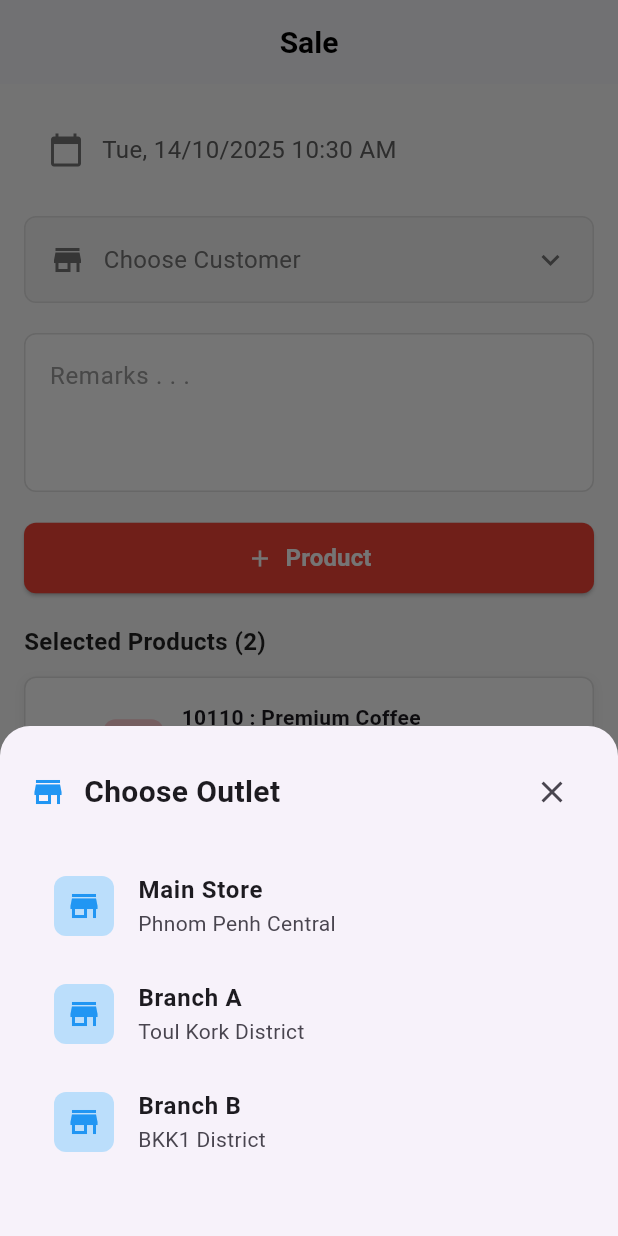
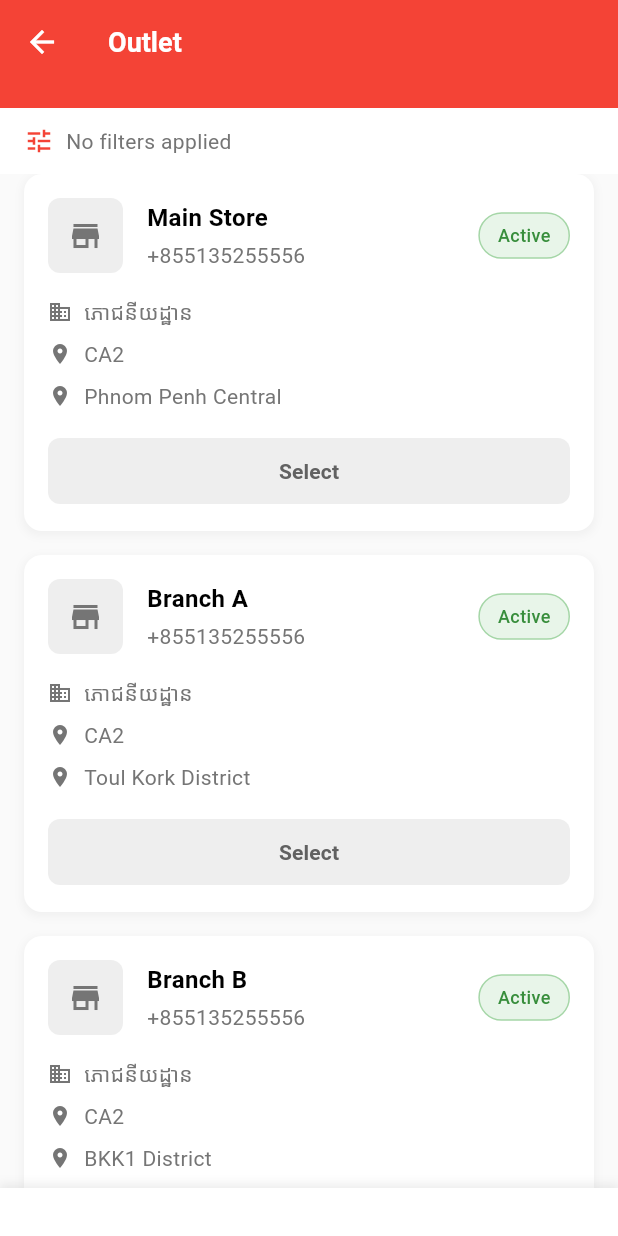
Before and after one commit to VYKETETRORP/Flutter-kh-paint, a Flutter app: the screen it shows after launch, item 2 of the bottom bar chosen, after a tap on "Choose Customer", on a phone screen of 412 x 824 dp. Run offline on Flutter 3.47's test engine with Material 3 defaults, Android fonts, the phone set to English and light mode, and no system bars; our stand-ins replace image_picker, shared_preferences.

Commit message:
outlet form

```diff
--- a/lib/create_sale_form.dart
+++ b/lib/create_sale_form.dart
@@ -3,6 +3,7 @@ import 'package:intl/intl.dart';
 import 'cart_screen.dart';
 import 'item_screen.dart';
 import 'models.dart' as models;
+import 'package:test_form/widgets/outlet_screen.dart';
 
 // Product model
 
@@ -65,24 +66,24 @@ class _CreateSaleFormState extends State<CreateSaleForm> {
   void initState() {
     super.initState();
     // Add initial products to match the screenshot
-    _selectedProducts = [
-      models.Product(
-        id: '1',
-        code: '10110',
-        name: 'Premium Coffee Beans',
-        nameKhmer: 'កាហ្វេគ្រាប់ពិសេស',
-        price: 25.50,
-        quantity: 1,
-      ),
-      models.Product(
-        id: '2',
-        code: '10111',
-        name: 'Organic Tea Leaves',
-        nameKhmer: 'ស្លឹកតែធម្មជាតិ',
-        price: 18.75,
-        quantity: 1,
-      ),
-    ];
+    // _selectedProducts = [
+    //   models.Product(
+    //     id: '1',
+    //     code: '10110',
+    //     name: 'Premium Coffee Beans',
+    //     nameKhmer: 'កាហ្វេគ្រាប់ពិសេស',
+    //     price: 25.50,
+    //     quantity: 1,
+    //   ),
+    //   models.Product(
+    //     id: '2',
+    //     code: '10111',
+    //     name: 'Organic Tea Leaves',
+    //     nameKhmer: 'ស្លឹកតែធម្មជាតិ',
+    //     price: 18.75,
+    //     quantity: 1,
+    //   ),
+    // ];
   }
 
   @override
@@ -98,73 +99,87 @@ class _CreateSaleFormState extends State<CreateSaleForm> {
       (sum, product) => sum + (product.price * product.quantity),
     );
   }
+void _showOutletSelection() {
+  Navigator.push(
+    context,
+    MaterialPageRoute(
+      builder: (context) => OutletSelectionScreen(
+        outlets: _outlets,
+        selectedOutlet: _selectedOutlet,
+        onOutletSelected: (outlet) {
+          setState(() {
+            _selectedOutlet = outlet;
+          });
+        },
+      ),
+    ),
+  );
+}
+  // void _showOutletSelection() {
+  //   showModalBottomSheet(
+  //     context: context,
+  //     shape: RoundedRectangleBorder(
+  //       borderRadius: BorderRadius.vertical(top: Radius.circular(20)),
+  //     ),
+  //     builder: (BuildContext context) {
+  //       return Container(
+  //         padding: EdgeInsets.all(20),
+  //         child: Column(
+  //           mainAxisSize: MainAxisSize.min,
+  //           crossAxisAlignment: CrossAxisAlignment.start,
+  //           children: [
+  //             Row(
+  //               children: [
+  //                 Icon(Icons.store, color: Colors.blue),
+  //                 SizedBox(width: 12),
+  //                 Text(
+  //                   'Choose Outlet',
+  //                   style: TextStyle(fontSize: 20, fontWeight: FontWeight.bold),
+  //                 ),
+  //                 Spacer(),
+  //                 IconButton(
+  //                   onPressed: () => Navigator.pop(context),
+  //                   icon: Icon(Icons.close),
+  //                 ),
+  //               ],
+  //             ),
 
-  // Show outlet selection dialog
-  void _showOutletSelection() {
-    showModalBottomSheet(
-      context: context,
-      shape: RoundedRectangleBorder(
-        borderRadius: BorderRadius.vertical(top: Radius.circular(20)),
-      ),
-      builder: (BuildContext context) {
-        return Container(
-          padding: EdgeInsets.all(20),
-          child: Column(
-            mainAxisSize: MainAxisSize.min,
-            crossAxisAlignment: CrossAxisAlignment.start,
-            children: [
-              Row(
-                children: [
-                  Icon(Icons.store, color: Colors.blue),
-                  SizedBox(width: 12),
-                  Text(
-                    'Choose Outlet',
-                    style: TextStyle(fontSize: 20, fontWeight: FontWeight.bold),
-                  ),
-                  Spacer(),
-                  IconButton(
-                    onPressed: () => Navigator.pop(context),
-                    icon: Icon(Icons.close),
-                  ),
-                ],
-              ),
+  //             SizedBox(height: 16),
 
-              SizedBox(height: 16),
+  //             ..._outlets.map((outlet) {
+  //               return ListTile(
+  //                 leading: Container(
+  //                   padding: EdgeInsets.all(8),
+  //                   decoration: BoxDecoration(
+  //                     color: Colors.blue[100],
+  //                     borderRadius: BorderRadius.circular(8),
+  //                   ),
+  //                   child: Icon(Icons.store, color: Colors.blue),
+  //                 ),
+  //                 title: Text(
+  //                   outlet.name,
+  //                   style: TextStyle(fontWeight: FontWeight.w600),
+  //                 ),
+  //                 subtitle: Text(outlet.address),
+  //                 trailing: _selectedOutlet?.id == outlet.id
+  //                     ? Icon(Icons.check_circle, color: Colors.green)
+  //                     : null,
+  //                 onTap: () {
+  //                   setState(() {
+  //                     _selectedOutlet = outlet;
+  //                   });
+  //                   Navigator.pop(context);
+  //                 },
+  //               );
+  //             }).toList(),
 
-              ..._outlets.map((outlet) {
-                return ListTile(
-                  leading: Container(
-                    padding: EdgeInsets.all(8),
-                    decoration: BoxDecoration(
-                      color: Colors.blue[100],
-                      borderRadius: BorderRadius.circular(8),
-                    ),
-                    child: Icon(Icons.store, color: Colors.blue),
-                  ),
-                  title: Text(
-                    outlet.name,
-                    style: TextStyle(fontWeight: FontWeight.w600),
-                  ),
-                  subtitle: Text(outlet.address),
-                  trailing: _selectedOutlet?.id == outlet.id
-                      ? Icon(Icons.check_circle, color: Colors.green)
-                      : null,
-                  onTap: () {
-                    setState(() {
-                      _selectedOutlet = outlet;
-                    });
-                    Navigator.pop(context);
-                  },
-                );
-              }).toList(),
-
-              SizedBox(height: 20),
-            ],
-          ),
-        );
-      },
-    );
-  }
+  //             SizedBox(height: 20),
+  //           ],
+  //         ),
+  //       );
+  //     },
+  //   );
+  // }
 
   void _showProductSelection() {
     List<String> tempSelectedIds = _selectedProducts.map((p) => p.id).toList();
@@ -1101,7 +1116,7 @@ class _CreateSaleFormState extends State<CreateSaleForm> {
                         ),
                       ),
                     ],
-                    SizedBox(height: 100), // Space for submit button
+                    SizedBox(height: 100),
                   ],
                 ),
               ),
--- a/lib/main.dart
+++ b/lib/main.dart
@@ -7,6 +7,7 @@ import 'services/language_service.dart';
 import 'login.dart';
 import 'create_sale_form.dart';
 import 'item_screen.dart';
+import 'package:test_form/widgets/outlet_screen.dart';
 
 void main() async {
   WidgetsFlutterBinding.ensureInitialized();
--- /dev/null
+++ b/lib/widgets/outlet_screen.dart
@@ -0,0 +1,351 @@
+import 'package:flutter/material.dart';
+import 'package:test_form/models.dart' as models;
+class OutletSelectionScreen extends StatefulWidget {
+  final List<models.Outlet> outlets;
+  final models.Outlet? selectedOutlet;
+  final Function(models.Outlet) onOutletSelected;
+
+  const OutletSelectionScreen({
+    super.key,
+    required this.outlets,
+    this.selectedOutlet,
+    required this.onOutletSelected,
+  });
+
+  @override
+  State<OutletSelectionScreen> createState() => _OutletSelectionScreenState();
+}
+
+class _OutletSelectionScreenState extends State<OutletSelectionScreen> {
+  List<models.Outlet> filteredOutlets = [];
+  TextEditingController searchController = TextEditingController();
+
+  @override
+  void initState() {
+    super.initState();
+    filteredOutlets = widget.outlets;
+  }
+
+  void _filterOutlets(String query) {
+    setState(() {
+      if (query.isEmpty) {
+        filteredOutlets = widget.outlets;
+      } else {
+        filteredOutlets = widget.outlets
+            .where((outlet) =>
+                outlet.name.toLowerCase().contains(query.toLowerCase()) ||
+                outlet.address.toLowerCase().contains(query.toLowerCase()))
+            .toList();
+      }
+    });
+  }
+
+  @override
+  Widget build(BuildContext context) {
+    return Scaffold(
+      backgroundColor: Colors.grey[50],
+      appBar: AppBar(
+        backgroundColor: Colors.red,
+        elevation: 0,
+        leading: IconButton(
+          onPressed: () => Navigator.pop(context),
+          icon: Icon(Icons.arrow_back, color: Colors.white),
+        ),
+        title: Text(
+          'Outlet',
+          style: TextStyle(
+            color: Colors.white,
+            fontSize: 18,
+            fontWeight: FontWeight.w600,
+          ),
+        ),
+        // actions: [
+        //   IconButton(
+        //     onPressed: () {
+        //       // Map view functionality
+        //     },
+        //     icon: Icon(Icons.map_outlined, color: Colors.white),
+        //   ),
+        //   IconButton(
+        //     onPressed: () {
+        //       // Add new outlet functionality
+        //     },
+        //     icon: Icon(Icons.add, color: Colors.white),
+        //   ),
+        // ],
+      ),
+      body: Column(
+        children: [
+          // Search Section
+          Container(
+            color: Colors.red,
+            padding: EdgeInsets.fromLTRB(16, 0, 16, 16),
+            child: Container(
+              decoration: BoxDecoration(
+                color: Colors.white,
+                borderRadius: BorderRadius.circular(8),
+              ),
+              // child: TextField(
+              //   controller: searchController,
+              //   onChanged: _filterOutlets,
+              //   decoration: InputDecoration(
+              //     hintText: 'Search',
+              //     hintStyle: TextStyle(color: Colors.grey[500]),
+              //     prefixIcon: Icon(Icons.search, color: Colors.grey[500]),
+              //     border: InputBorder.none,
+              //     contentPadding: EdgeInsets.symmetric(
+              //       horizontal: 16,
+              //       vertical: 12,
+              //     ),
+              //   ),
+              // ),
+            ),
+          ),
+
+          // Filter Section
+          Container(
+            color: Colors.white,
+            padding: EdgeInsets.symmetric(horizontal: 16, vertical: 12),
+            child: Row(
+              children: [
+                Icon(Icons.tune, color: Colors.red, size: 20),
+                SizedBox(width: 8),
+                Text(
+                  'No filters applied',
+                  style: TextStyle(
+                    color: Colors.grey[600],
+                    fontSize: 14,
+                  ),
+                ),
+              ],
+            ),
+          ),
+
+          // Outlets List
+          Expanded(
+            child: ListView.builder(
+              padding: EdgeInsets.symmetric(horizontal: 16),
+              itemCount: filteredOutlets.length,
+              itemBuilder: (context, index) {
+                final outlet = filteredOutlets[index];
+                final isSelected = widget.selectedOutlet?.id == outlet.id;
+
+                return Container(
+                  margin: EdgeInsets.only(bottom: 16),
+                  decoration: BoxDecoration(
+                    color: Colors.white,
+                    borderRadius: BorderRadius.circular(12),
+                    boxShadow: [
+                      BoxShadow(
+                        color: Colors.grey.withOpacity(0.1),
+                        spreadRadius: 1,
+                        blurRadius: 4,
+                        offset: Offset(0, 2),
+                      ),
+                    ],
+                  ),
+                  child: Padding(
+                    padding: EdgeInsets.all(16),
+                    child: Column(
+                      crossAxisAlignment: CrossAxisAlignment.start,
+                      children: [
+                        Row(
+                          children: [
+                            // Outlet Icon
+                            Container(
+                              width: 50,
+                              height: 50,
+                              decoration: BoxDecoration(
+                                color: Colors.grey[200],
+                                borderRadius: BorderRadius.circular(8),
+                              ),
+                              child: Icon(
+                                Icons.store,
+                                color: Colors.grey[600],
+                                size: 24,
+                              ),
+                            ),
+
+                            SizedBox(width: 16),
+
+                            // Outlet Details
+                            Expanded(
+                              child: Column(
+                                crossAxisAlignment: CrossAxisAlignment.start,
+                                children: [
+                                  Text(
+                                    outlet.name,
+                                    style: TextStyle(
+                                      fontSize: 16,
+                                      fontWeight: FontWeight.w600,
+                                      color: Colors.black,
+                                    ),
+                                  ),
+                                  SizedBox(height: 4),
+                                  Text(
+                                    '+855135255556', // Sample phone number
+                                    style: TextStyle(
+                                      fontSize: 14,
+                                      color: Colors.grey[600],
+                                    ),
+                                  ),
+                                ],
+                              ),
+                            ),
+
+                            // Active Status
+                            Container(
+                              padding: EdgeInsets.symmetric(
+                                horizontal: 12,
+                                vertical: 6,
+                              ),
+                              decoration: BoxDecoration(
+                                color: Colors.green[50],
+                                borderRadius: BorderRadius.circular(16),
+                                border: Border.all(color: Colors.green[200]!),
+                              ),
+                              child: Text(
+                                'Active',
+                                style: TextStyle(
+                                  fontSize: 12,
+                                  color: Colors.green[700],
+                                  fontWeight: FontWeight.w500,
+                                ),
+                              ),
+                            ),
+                          ],
+                        ),
+
+                        SizedBox(height: 16),
+
+                        // Outlet Info
+                        Row(
+                          children: [
+                            Icon(Icons.business, size: 16, color: Colors.grey[600]),
+                            SizedBox(width: 8),
+                            Text(
+                              'ភោជនីយដ្ឋាន',
+                              style: TextStyle(
+                                fontSize: 14,
+                                color: Colors.grey[600],
+                              ),
+                            ),
+                          ],
+                        ),
+
+                        SizedBox(height: 8),
+
+                        Row(
+                          children: [
+                            Icon(Icons.location_on, size: 16, color: Colors.grey[600]),
+                            SizedBox(width: 8),
+                            Text(
+                              'CA2',
+                              style: TextStyle(
+                                fontSize: 14,
+                                color: Colors.grey[600],
+                              ),
+                            ),
+                          ],
+                        ),
+
+                        SizedBox(height: 8),
+
+                        Row(
+                          children: [
+                            Icon(Icons.place, size: 16, color: Colors.grey[600]),
+                            SizedBox(width: 8),
+                            Expanded(
+                              child: Text(
+                                outlet.address,
+                                style: TextStyle(
+                                  fontSize: 14,
+                                  color: Colors.grey[600],
+                                ),
+                              ),
+                            ),
+                            SizedBox(width: 8),
+                            // GestureDetector(
+                              // onTap: () {
+                                // Open map functionality
+                              // },
+                              // child: Container(
+                              //   padding: EdgeInsets.all(8),
+                              //   decoration: BoxDecoration(
+                              //     color: Colors.blue[50],
+                              //     borderRadius: BorderRadius.circular(8),
+                                // ),
+                                // child: Icon(
+                                //   Icons.map,
+                                //   color: Colors.blue,
+                                //   size: 20,
+                                // ),
+                              // ),
+                            // ),
+                          ],
+                        ),
+
+                        SizedBox(height: 16),
+
+                        // Select Button
+                        SizedBox(
+                          width: double.infinity,
+                          child: ElevatedButton(
+                            onPressed: () {
+                              widget.onOutletSelected(outlet);
+                              Navigator.pop(context);
+                            },
+                            style: ElevatedButton.styleFrom(
+                              backgroundColor: isSelected ? Colors.red : Colors.grey[200],
+                              foregroundColor: isSelected ? Colors.white : Colors.grey[700],
+                              padding: EdgeInsets.symmetric(vertical: 12),
+                              shape: RoundedRectangleBorder(
+                                borderRadius: BorderRadius.circular(8),
+                              ),
+                              elevation: 0,
+                            ),
+                            child: Text(
+                              isSelected ? 'Selected' : 'Select',
+                              style: TextStyle(
+                                fontSize: 14,
+                                fontWeight: FontWeight.w600,
+                              ),
+                            ),
+                          ),
+                        ),
+                      ],
+                    ),
+                  ),
+                );
+              },
+            ),
+          ),
+        ],
+      ),
+      bottomNavigationBar: Container(
+        padding: EdgeInsets.all(16),
+        decoration: BoxDecoration(
+          color: Colors.white,
+          boxShadow: [
+            BoxShadow(
+              color: Colors.grey.withOpacity(0.2),
+              spreadRadius: 1,
+              blurRadius: 5,
+              offset: Offset(0, -2),
+            ),
+          ],
+        ),
+        child: Row(
+          mainAxisAlignment: MainAxisAlignment.spaceEvenly,
+
+        ),
+      ),
+    );
+  }
+
+  @override
+  void dispose() {
+    searchController.dispose();
+    super.dispose();
+  }
+}
```
